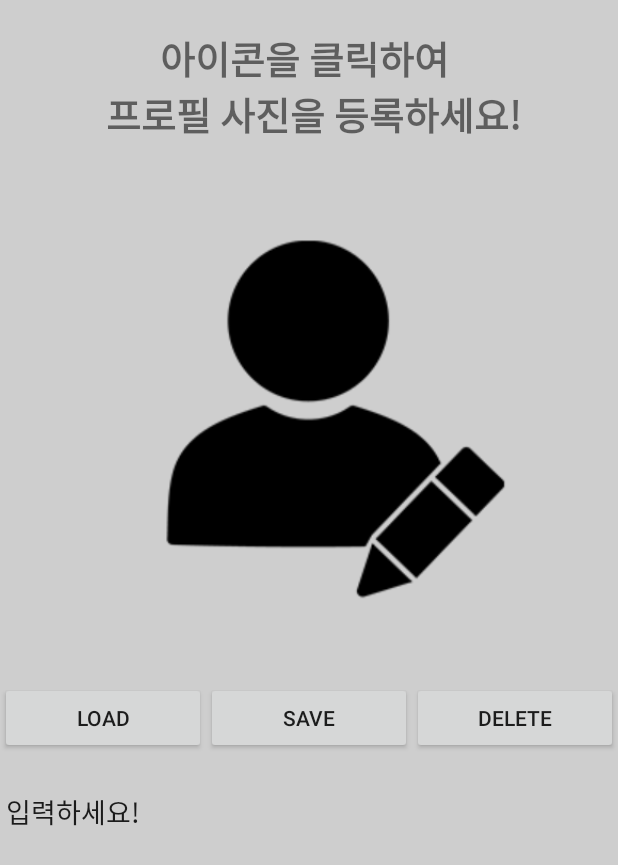
After one commit to SimonMJC/1_last_application, an Android app: the BioProfile screen opened directly, with no data from a screen before it, on a phone screen of 412 x 824 dp. The commit adds this screen. Shown: the top 865 px of the screen. Run offline under Robolectric (Android 15) with nearby library versions, the phone set to English and light mode, and no system bars.

Commit message:
0627_secondCommit
0627 두번째 커밋
setting(bio&profile)Activity 수정
profile upload, bio 기능 추가

```diff
--- a/RookieofArt/app/build.gradle
+++ b/RookieofArt/app/build.gradle
@@ -25,7 +25,8 @@ android {
 
 dependencies {
     implementation fileTree(dir: 'libs', include: ['*.jar'])
-
+    implementation 'com.github.bumptech.glide:glide:3.8.0'
+    implementation 'com.zhihu.android:matisse:0.5.2-beta4'
     implementation 'androidx.appcompat:appcompat:1.1.0'
     implementation 'androidx.constraintlayout:constraintlayout:1.1.3'
     testImplementation 'junit:junit:4.12'
--- a/RookieofArt/app/src/main/AndroidManifest.xml
+++ b/RookieofArt/app/src/main/AndroidManifest.xml
@@ -2,6 +2,8 @@
 <manifest xmlns:android="http://schemas.android.com/apk/res/android"
     package="com.example.rookieofart">
 <uses-permission android:name="android.permission.INTERNET"/>
+    <uses-permission android:name="android.permission.WRITE_EXTERNAL_STORAGE"/>
+    <uses-permission android:name="android.permission.READ_EXTERNAL_STORAGE"/>
     <application
         android:allowBackup="true"
         android:icon="@mipmap/ic_launcher"
@@ -21,8 +23,7 @@
         </activity>
         <activity android:name=".PieceDetail">
         </activity>
-        <activity android:name=".Setting">
-        </activity>
+        <activity android:name=".BioProfile"/>
     </application>
 
 </manifest>
--- /dev/null
+++ b/RookieofArt/app/src/main/java/com/example/rookieofart/BioProfile.java
@@ -0,0 +1,151 @@
+package com.example.rookieofart;
+
+import android.content.Intent;
+import android.graphics.Bitmap;
+import android.graphics.BitmapFactory;
+import android.os.Bundle;
+import android.view.View;
+import android.widget.Button;
+import android.widget.EditText;
+import android.widget.ImageView;
+import android.widget.Toast;
+
+import androidx.annotation.Nullable;
+import androidx.appcompat.app.AppCompatActivity;
+
+import java.io.FileInputStream;
+import java.io.FileOutputStream;
+import java.io.InputStream;
+
+public class BioProfile extends AppCompatActivity {
+    //사용자 프로필 사진 등록
+    //사용자 bio 작성란
+
+    private static final int REQUEST_CODE = 0;
+    private static String TAG = "Setting";
+    private ImageView imageView;
+    private Button load, save, delete;
+    private EditText bio;
+
+    //메모를 저장할 파일명 (파일 하나만 지원)
+    private String fileName = "MyMemo.txt";
+    //백버튼 누른 시간 저장
+    private long backPressTime = 0;
+
+    @Override
+    protected void onCreate(@Nullable Bundle savedInstanceState) {
+        super.onCreate(savedInstanceState);
+        setContentView(R.layout.bio_profile);
+
+        load = (Button)findViewById(R.id.load);
+        save = (Button)findViewById(R.id.save);
+        delete = (Button)findViewById(R.id.delete);
+        bio = (EditText)findViewById(R.id.edit);
+
+        load.setOnClickListener(load_listener);
+        save.setOnClickListener(save_listener);
+        delete.setOnClickListener(delete_listener);
+
+        imageView = findViewById(R.id.profile_2);
+
+        imageView.setOnClickListener(new View.OnClickListener() {
+            @Override
+            public void onClick(View v) {
+                Intent intent = new Intent();
+                intent.setType("image/*");
+                intent.setAction(Intent.ACTION_GET_CONTENT);
+                startActivityForResult(intent, REQUEST_CODE);
+            }
+        });
+
+    }
+
+    View.OnClickListener load_listener = new View.OnClickListener() {
+        @Override
+        public void onClick(View v) {
+            FileInputStream inputStream = null;
+            try {
+                inputStream = openFileInput(fileName);
+                //바이트 단위로 스트림 데이터를 읽음
+                byte[] data = new byte[inputStream.available()];
+                while(inputStream.read(data) != -1) {}
+                //현재 에디트 박스에 읽은 바이트 데이터를 세팅
+                bio.setText(new String(data));
+                //화면 아래 간단한 알림 메시지 출력
+                Toast.makeText(getApplicationContext(), "로드 성공", Toast.LENGTH_LONG).show();
+
+            }catch (Exception e)
+            {
+                e.printStackTrace();
+            }
+            finally {
+                try {
+                    //파일 읽기 성공 여부 상관없이 반드시 스트림 닫기
+                    if(inputStream != null)
+                        inputStream.close();
+                }catch (Exception e)
+                {
+                    e.printStackTrace();
+                }
+            }
+        }
+    };
+
+    View.OnClickListener save_listener = new View.OnClickListener() {
+        @Override
+        public void onClick(View v) {
+//Toast.makeText(getApplicationContext(), "저장 버튼 클릭 테스트", Toast.LENGTH_LONG).show();
+            //파일 저장 시 이용할 파일 출력 스트림
+            FileOutputStream outputStream = null;
+            try
+            {
+                outputStream = openFileOutput(fileName, MODE_PRIVATE);
+                //에디트 박스에 저장된 스트링 데이터를 스트림에 기록함
+                outputStream.write(bio.getText().toString().getBytes());
+                outputStream.close();
+
+                Toast.makeText(getApplicationContext(), "저장 성공", Toast.LENGTH_LONG).show();
+            }
+            catch(Exception e)
+            {
+                e.printStackTrace();
+            }
+        }
+    };
+
+    View.OnClickListener delete_listener = new View.OnClickListener() {
+        @Override
+        public void onClick(View v) {
+            //Toast.makeText(getApplicationContext(), "삭제 버튼 클릭 테스트", Toast.LENGTH_LONG).show();
+            //해당 파일을 디스크 상에서 삭제, true 리턴 시 삭제 성공
+            boolean Del = deleteFile(fileName);
+            if(Del)
+                Toast.makeText(getApplicationContext(), "메모 삭제 완료", Toast.LENGTH_LONG).show();
+            else
+                Toast.makeText(getApplicationContext(), "메모 삭제 실패", Toast.LENGTH_LONG).show();
+        }
+    };
+
+    //갤러리 불러오기
+    @Override
+    protected void onActivityResult(int requestCode, int resultCode, Intent data) {
+        super.onActivityResult(requestCode, resultCode, data);
+        if (requestCode == REQUEST_CODE) {
+            if (resultCode == RESULT_OK) {
+                try {
+                    InputStream in = getContentResolver().openInputStream(data.getData());
+
+                    Bitmap img = BitmapFactory.decodeStream(in);
+                    in.close();
+
+                    imageView.setImageBitmap(img);
+                } catch (Exception e) {
+
+                }
+            } else if (resultCode == RESULT_CANCELED) {//갤러리 사진 취소 시 토스트
+                Toast.makeText(this, "사진 선택 취소", Toast.LENGTH_LONG).show();
+            }
+        }
+    }
+
+}
--- a/RookieofArt/app/src/main/java/com/example/rookieofart/MainActivity.java
+++ b/RookieofArt/app/src/main/java/com/example/rookieofart/MainActivity.java
@@ -41,12 +41,12 @@ public class MainActivity extends AppCompatActivity {
             }
         });
 
-               //setting Activity로 이
+               //setting Activity로 이동
         ImageButton setting = (ImageButton) findViewById(R.id.setting);
         setting.setOnClickListener(new View.OnClickListener() {
             @Override
             public void onClick(View v) {
-                Intent intent = new Intent(getApplicationContext(), Setting.class);
+                Intent intent = new Intent(getApplicationContext(), BioProfile.class);
                 startActivity(intent);
             }
         });
--- /dev/null
+++ b/RookieofArt/app/src/main/res/layout/bio_profile.xml
@@ -0,0 +1,59 @@
+<?xml version="1.0" encoding="utf-8"?>
+<LinearLayout
+    xmlns:android="http://schemas.android.com/apk/res/android"
+    android:layout_width="match_parent"
+    android:layout_height="match_parent"
+    android:orientation="vertical"
+    android:background="#CECECE"
+    >
+
+    <TextView
+        android:layout_marginTop="20dp"
+        android:layout_width="match_parent"
+        android:layout_height="wrap_content"
+        android:gravity="center_horizontal"
+        android:text="아이콘을 클릭하여 \n 프로필 사진을 등록하세요!"
+        android:textSize="25dp"
+        android:textStyle="bold"/>
+    <ImageView
+        android:layout_marginTop="20dp"
+        android:id="@+id/profile_2"
+        android:layout_width="320dp"
+        android:layout_height="320dp"
+        android:src="@drawable/profi"
+        android:layout_gravity="center_horizontal"/>
+    <LinearLayout
+        android:layout_marginTop="20dp"
+        android:layout_width="match_parent"
+        android:layout_height="wrap_content"
+        android:orientation="horizontal">
+        <Button
+        android:id="@+id/load"
+        android:layout_width="wrap_content"
+        android:layout_height="wrap_content"
+        android:text="load"
+            android:layout_weight="1"/>
+        <Button
+            android:id="@+id/save"
+            android:layout_width="wrap_content"
+            android:layout_height="wrap_content"
+            android:text="save"
+            android:layout_weight="1"/>
+        <Button
+            android:id="@+id/delete"
+            android:layout_width="wrap_content"
+            android:layout_height="wrap_content"
+            android:text="delete"
+            android:layout_weight="1"/>
+    </LinearLayout>
+    <EditText
+        android:layout_marginTop="15dp"
+        android:id="@+id/edit"
+        android:layout_width="match_parent"
+        android:layout_height="wrap_content"
+        android:text="입력하세요!"
+        android:gravity="top"
+/>
+
+
+</LinearLayout>
```
Also changed, not shown: RookieofArt/app/src/main/java/com/example/rookieofart/Setting.java (deleted, +0 -15 lines), RookieofArt/app/src/main/res/layout/setting.xml (deleted, +0 -9 lines), RookieofArt/app/src/main/res/drawable-v24/profi.png (added), 1 other file.
